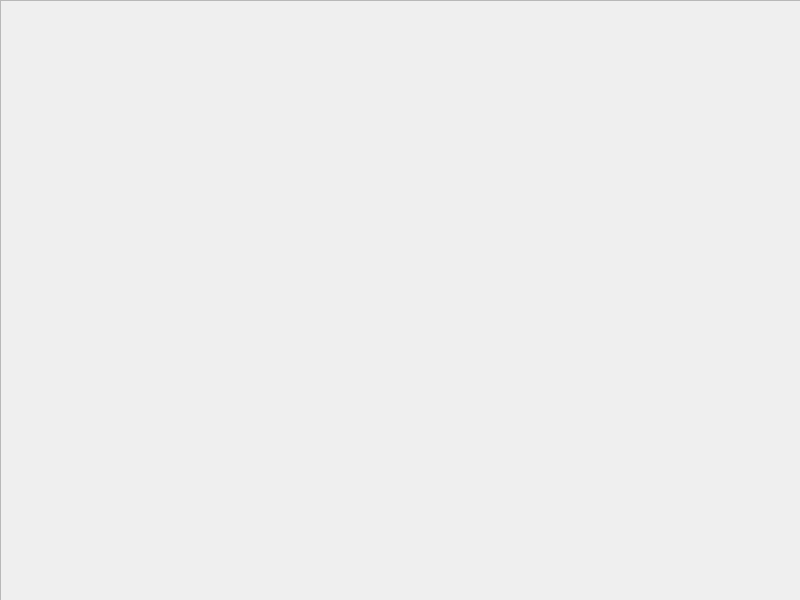
Above: actividad_2/src/mainUI.ui from JairoFarfanC/ROBOTICAG12 before the change. Below: the same form after it.
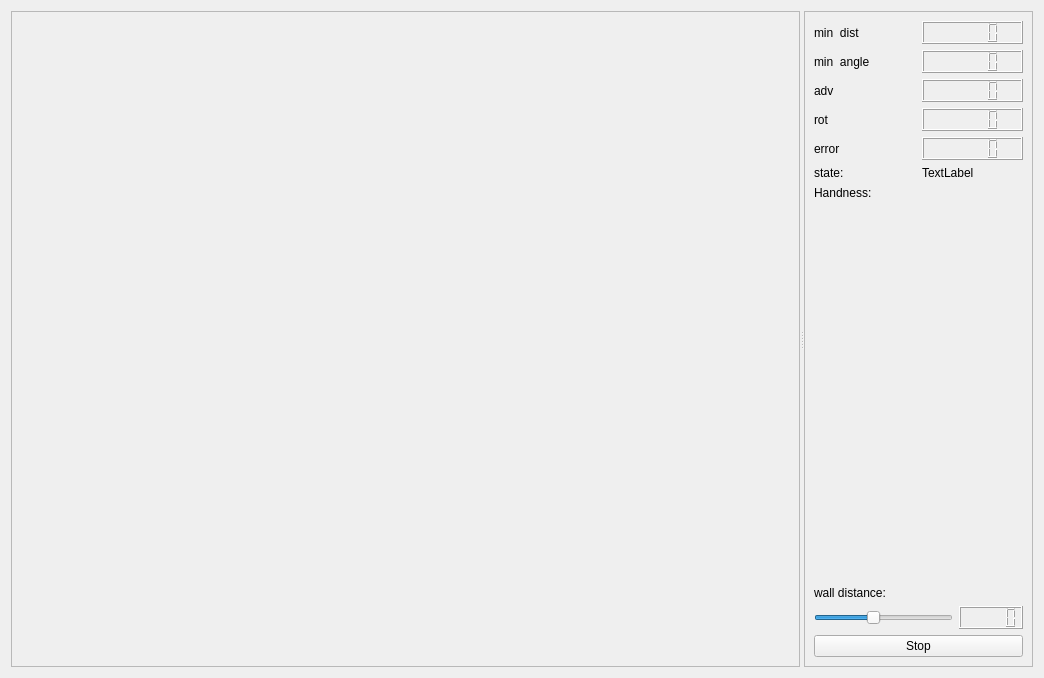
That is the form after the change.

The edit to the form file:
```diff
--- a/actividad_2/src/mainUI.ui
+++ b/actividad_2/src/mainUI.ui
@@ -6,29 +6,236 @@
    <rect>
     <x>0</x>
     <y>0</y>
-    <width>800</width>
-    <height>600</height>
+    <width>1044</width>
+    <height>678</height>
    </rect>
   </property>
   <property name="windowTitle">
    <string>chocachoca</string>
   </property>
-  <widget class="QFrame" name="frame">
-   <property name="geometry">
-    <rect>
-     <x>0</x>
-     <y>0</y>
-     <width>801</width>
-     <height>601</height>
-    </rect>
-   </property>
-   <property name="frameShape">
-    <enum>QFrame::StyledPanel</enum>
-   </property>
-   <property name="frameShadow">
-    <enum>QFrame::Raised</enum>
-   </property>
-  </widget>
+  <layout class="QVBoxLayout" name="verticalLayout_3">
+   <item>
+    <widget class="QSplitter" name="splitter">
+     <property name="orientation">
+      <enum>Qt::Horizontal</enum>
+     </property>
+     <widget class="QFrame" name="frame">
+      <property name="sizePolicy">
+       <sizepolicy hsizetype="Expanding" vsizetype="Preferred">
+        <horstretch>0</horstretch>
+        <verstretch>0</verstretch>
+       </sizepolicy>
+      </property>
+      <property name="minimumSize">
+       <size>
+        <width>600</width>
+        <height>0</height>
+       </size>
+      </property>
+      <property name="frameShape">
+       <enum>QFrame::StyledPanel</enum>
+      </property>
+      <property name="frameShadow">
+       <enum>QFrame::Raised</enum>
+      </property>
+     </widget>
+     <widget class="QFrame" name="frame_2">
+      <property name="sizePolicy">
+       <sizepolicy hsizetype="Minimum" vsizetype="Preferred">
+        <horstretch>0</horstretch>
+        <verstretch>0</verstretch>
+       </sizepolicy>
+      </property>
+      <property name="frameShape">
+       <enum>QFrame::StyledPanel</enum>
+      </property>
+      <property name="frameShadow">
+       <enum>QFrame::Raised</enum>
+      </property>
+      <layout class="QVBoxLayout" name="verticalLayout_5">
+       <item>
+        <layout class="QVBoxLayout" name="verticalLayout_4">
+         <item>
+          <layout class="QHBoxLayout" name="horizontalLayout_2">
+           <item>
+            <widget class="QLabel" name="label">
+             <property name="text">
+              <string>min  dist</string>
+             </property>
+            </widget>
+           </item>
+           <item>
+            <widget class="QLCDNumber" name="lcdNumber_mindist">
+             <property name="font">
+              <font>
+               <weight>75</weight>
+               <bold>true</bold>
+              </font>
+             </property>
+            </widget>
+           </item>
+          </layout>
+         </item>
+         <item>
+          <layout class="QHBoxLayout" name="horizontalLayout_3">
+           <item>
+            <widget class="QLabel" name="label_2">
+             <property name="text">
+              <string>min  angle</string>
+             </property>
+            </widget>
+           </item>
+           <item>
+            <widget class="QLCDNumber" name="lcdNumber_minangle">
+             <property name="font">
+              <font>
+               <weight>75</weight>
+               <bold>true</bold>
+              </font>
+             </property>
+            </widget>
+           </item>
+          </layout>
+         </item>
+         <item>
+          <layout class="QHBoxLayout" name="horizontalLayout_4">
+           <item>
+            <widget class="QLabel" name="label_4">
+             <property name="text">
+              <string>adv</string>
+             </property>
+            </widget>
+           </item>
+           <item>
+            <widget class="QLCDNumber" name="lcdNumber_adv"/>
+           </item>
+          </layout>
+         </item>
+         <item>
+          <layout class="QHBoxLayout" name="horizontalLayout_5">
+           <item>
+            <widget class="QLabel" name="label_5">
+             <property name="text">
+              <string>rot</string>
+             </property>
+            </widget>
+           </item>
+           <item>
+            <widget class="QLCDNumber" name="lcdNumber_rot"/>
+           </item>
+          </layout>
+         </item>
+         <item>
+          <layout class="QHBoxLayout" name="horizontalLayout_6">
+           <item>
+            <widget class="QLabel" name="label_3">
+             <property name="text">
+              <string>error</string>
+             </property>
+            </widget>
+           </item>
+           <item>
+            <widget class="QLCDNumber" name="lcdNumber_error"/>
+           </item>
+          </layout>
+         </item>
+         <item>
+          <layout class="QHBoxLayout" name="horizontalLayout">
+           <item>
+            <widget class="QLabel" name="label_state_name">
+             <property name="text">
+              <string>state:</string>
+             </property>
+            </widget>
+           </item>
+           <item>
+            <widget class="QLabel" name="label_state">
+             <property name="text">
+              <string>TextLabel</string>
+             </property>
+            </widget>
+           </item>
+          </layout>
+         </item>
+         <item>
+          <layout class="QHBoxLayout" name="horizontalLayout_8">
+           <item>
+            <widget class="QLabel" name="label_7">
+             <property name="text">
+              <string>Handness:</string>
+             </property>
+            </widget>
+           </item>
+           <item>
+            <widget class="QLabel" name="label_handness">
+             <property name="text">
+              <string/>
+             </property>
+            </widget>
+           </item>
+          </layout>
+         </item>
+         <item>
+          <spacer name="verticalSpacer">
+           <property name="orientation">
+            <enum>Qt::Vertical</enum>
+           </property>
+           <property name="sizeHint" stdset="0">
+            <size>
+             <width>20</width>
+             <height>40</height>
+            </size>
+           </property>
+          </spacer>
+         </item>
+         <item>
+          <layout class="QVBoxLayout" name="verticalLayout">
+           <item>
+            <widget class="QLabel" name="label_8">
+             <property name="text">
+              <string>wall distance:</string>
+             </property>
+            </widget>
+           </item>
+           <item>
+            <layout class="QHBoxLayout" name="horizontalLayout_7">
+             <item>
+              <widget class="QSlider" name="horizontalSlider_wall_distance">
+               <property name="maximum">
+                <number>1000</number>
+               </property>
+               <property name="value">
+                <number>420</number>
+               </property>
+               <property name="orientation">
+                <enum>Qt::Horizontal</enum>
+               </property>
+              </widget>
+             </item>
+             <item>
+              <widget class="QLCDNumber" name="lcdNumber_wall_distance"/>
+             </item>
+            </layout>
+           </item>
+          </layout>
+         </item>
+         <item>
+          <widget class="QPushButton" name="pushButton_stop">
+           <property name="text">
+            <string>Stop</string>
+           </property>
+           <property name="checkable">
+            <bool>true</bool>
+           </property>
+          </widget>
+         </item>
+        </layout>
+       </item>
+      </layout>
+     </widget>
+    </widget>
+   </item>
+  </layout>
  </widget>
  <resources/>
  <connections/>
```
